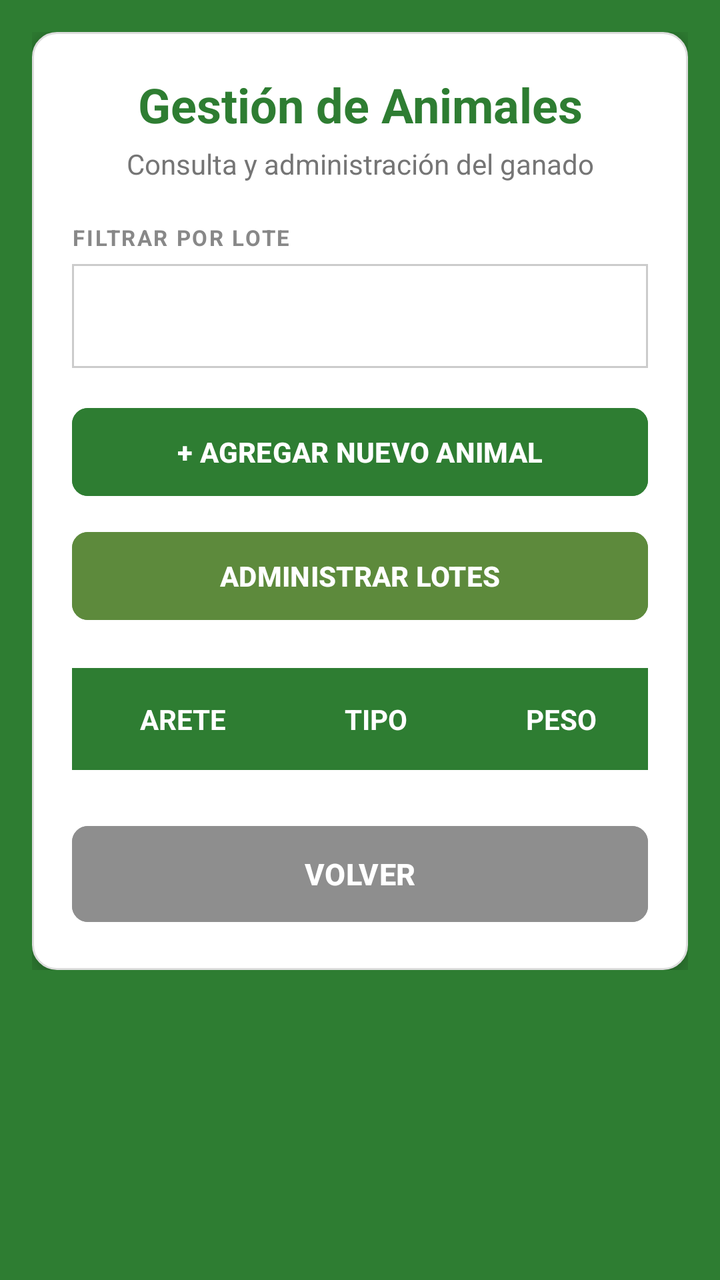
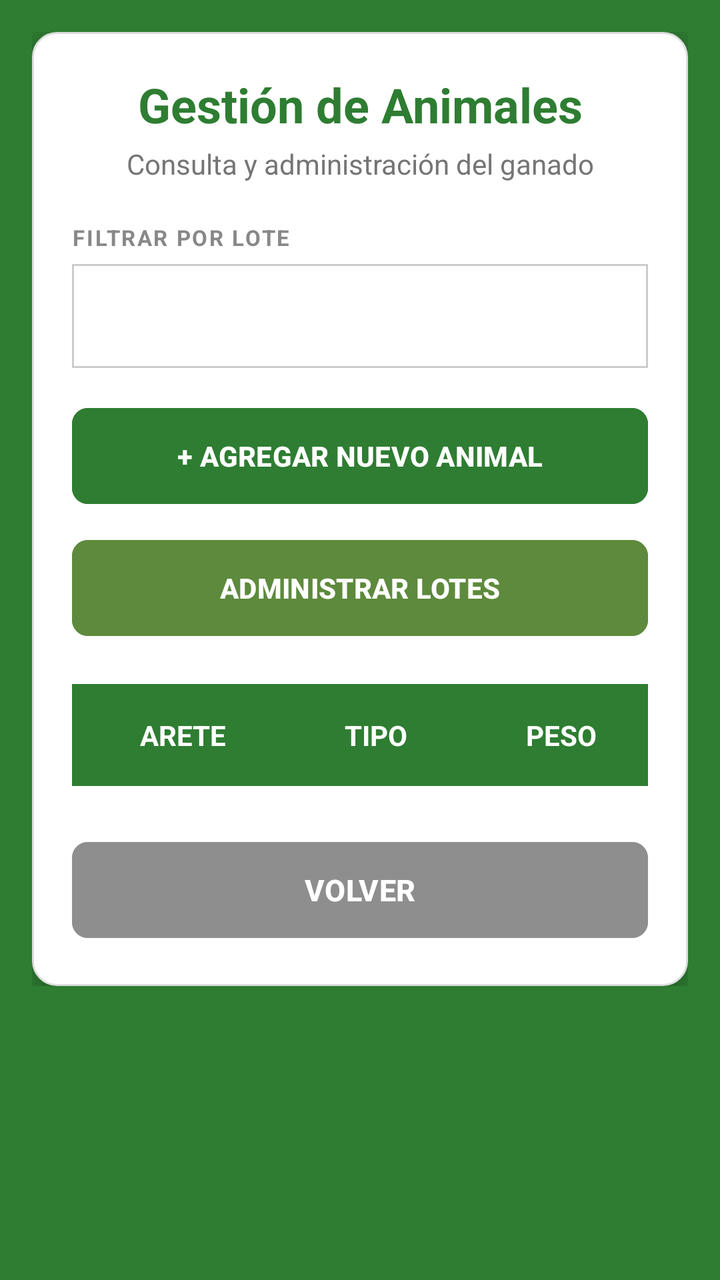

Before-and-after screenshots of an Android layout around one commit, followed by the original layout XML and the change that was made.
<!-- AndroidManifest.xml: application theme Theme.AMG -->
<!-- res/layout/activity_animales.xml -->
<?xml version="1.0" encoding="utf-8"?>
<androidx.coordinatorlayout.widget.CoordinatorLayout
    xmlns:android="http://schemas.android.com/apk/res/android"
    xmlns:app="http://schemas.android.com/apk/res-auto"
    android:layout_width="match_parent"
    android:layout_height="match_parent"
    android:background="@color/green_primary"
    android:fitsSystemWindows="true">

    <ScrollView
        android:layout_width="match_parent"
        android:layout_height="match_parent"
        android:padding="16dp">

        <LinearLayout
            android:layout_width="match_parent"
            android:layout_height="wrap_content"
            android:orientation="vertical">

            <LinearLayout
                android:layout_width="match_parent"
                android:layout_height="wrap_content"
                android:orientation="vertical"
                android:background="@drawable/bg_card"
                android:padding="20dp"
                android:elevation="8dp">

                
                <TextView
                    android:layout_width="match_parent"
                    android:layout_height="wrap_content"
                    android:text="Gestión de Animales"
                    android:textSize="24sp"
                    android:textStyle="bold"
                    android:textColor="@color/green_primary"
                    android:gravity="center"
                    android:layout_marginBottom="4dp"/>

                <TextView
                    android:layout_width="match_parent"
                    android:layout_height="wrap_content"
                    android:text="Consulta y administración del ganado"
                    android:textSize="14sp"
                    android:textColor="#757575"
                    android:gravity="center"
                    android:layout_marginBottom="20dp"/>

                
                <TextView
                    android:layout_width="match_parent"
                    android:layout_height="wrap_content"
                    android:text="FILTRAR POR LOTE"
                    android:textSize="11sp"
                    android:textStyle="bold"
                    android:textColor="#888888"
                    android:letterSpacing="0.08"
                    android:layout_marginBottom="6dp"/>

                <Spinner
                    android:id="@+id/spinnerLote"
                    android:layout_width="match_parent"
                    android:layout_height="52dp"
                    android:background="@drawable/borde_celda"
                    android:spinnerMode="dropdown"
                    android:layout_marginBottom="16dp"/>

                
                <Button
                    android:id="@+id/btnAgregarAnimal"
                    android:layout_width="match_parent"
                    android:layout_height="52dp"
                    android:text="+ AGREGAR NUEVO ANIMAL"
                    android:textColor="@color/white"
                    android:backgroundTint="@color/green_primary"
                    android:textStyle="bold"
                    android:textSize="14sp"
                    app:cornerRadius="8dp"
                    android:elevation="2dp"
                    android:layout_marginBottom="10dp"/>

                <Button
                    android:id="@+id/btnGestionLotes"
                    android:layout_width="match_parent"
                    android:layout_height="52dp"
                    android:text="ADMINISTRAR LOTES"
                    android:textColor="@color/white"
                    android:backgroundTint="#5D8A3C"
                    android:textStyle="bold"
                    android:textSize="14sp"
                    app:cornerRadius="8dp"
                    android:elevation="2dp"
                    android:layout_marginBottom="20dp"/>

                
                <TableLayout
                    android:id="@+id/tableAnimales"
                    android:layout_width="match_parent"
                    android:layout_height="wrap_content"
                    android:stretchColumns="*"
                    android:background="@color/white">

                    <TableRow
                        android:background="@color/green_primary"
                        android:padding="4dp">
                        <TextView
                            android:text="ARETE"
                            android:textColor="@color/white"
                            android:textStyle="bold"
                            android:textSize="14sp"
                            android:gravity="center"
                            android:padding="12dp"/>
                        <TextView
                            android:text="TIPO"
                            android:textColor="@color/white"
                            android:textStyle="bold"
                            android:textSize="14sp"
                            android:gravity="center"
                            android:padding="12dp"/>
                        <TextView
                            android:text="PESO"
                            android:textColor="@color/white"
                            android:textStyle="bold"
                            android:textSize="14sp"
                            android:gravity="center"
                            android:padding="12dp"/>
                    </TableRow>
                </TableLayout>

                
                <Button
                    android:id="@+id/btnVolver"
                    android:layout_width="match_parent"
                    android:layout_height="56dp"
                    android:text="VOLVER"
                    android:textStyle="bold"
                    android:textSize="15sp"
                    android:backgroundTint="#8E8E8E"
                    android:textColor="@color/white"
                    app:cornerRadius="8dp"
                    android:layout_marginTop="24dp"/>

            </LinearLayout>
        </LinearLayout>
    </ScrollView>
</androidx.coordinatorlayout.widget.CoordinatorLayout>
<!-- resources referenced by this layout -->
<resources>
  <color name="green_primary">#2E7D32</color>
  <color name="white">#FFFFFF</color>
  <!-- drawable bg_card (drawable) -->
  <?xml version="1.0" encoding="utf-8"?>
  <shape xmlns:android="http://schemas.android.com/apk/res/android"
      android:shape="rectangle">
  
      <solid android:color="#FFFFFF" />
  
      <corners android:radius="12dp" />
  
      <stroke
          android:width="1dp"
          android:color="#DDDDDD" />
  </shape>
  <!-- drawable borde_celda (drawable) -->
  <?xml version="1.0" encoding="utf-8"?>
  <shape xmlns:android="http://schemas.android.com/apk/res/android">
  
      <stroke
          android:width="1dp"
          android:color="#CCCCCC"/>
  
      <solid android:color="#FFFFFF"/>
  
      <padding
          android:left="8dp"
          android:right="8dp"
          android:top="6dp"
          android:bottom="6dp"/>
  
  </shape>
  <style name="Theme.AMG" parent="Base.Theme.AMG" />
  <style name="Base.Theme.AMG" parent="Theme.Material3.DayNight.NoActionBar">
          <item name="colorPrimary">@color/green_primary</item>
          <item name="colorSecondary">@color/green_light</item>
      </style>
  <color name="green_light">#66BB6A</color>
</resources>

<!-- the commit's change to res/layout/activity_animales.xml (unified diff, before → after) -->
@@ -68,7 +68,7 @@
                 <Button
                     android:id="@+id/btnAgregarAnimal"
                     android:layout_width="match_parent"
-                    android:layout_height="52dp"
+                    android:layout_height="56dp"
                     android:text="+ AGREGAR NUEVO ANIMAL"
                     android:textColor="@color/white"
                     android:backgroundTint="@color/green_primary"
@@ -81,7 +81,7 @@
                 <Button
                     android:id="@+id/btnGestionLotes"
                     android:layout_width="match_parent"
-                    android:layout_height="52dp"
+                    android:layout_height="56dp"
                     android:text="ADMINISTRAR LOTES"
                     android:textColor="@color/white"
                     android:backgroundTint="#5D8A3C"
